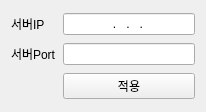
Before: the Qt Designer form serversetform.ui in kimbakcho/QCserver, drawn with Qt 5.
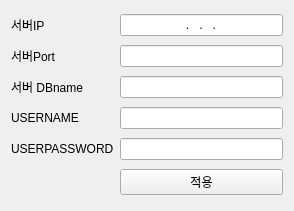
After: the same form once the commit is applied.

```diff
--- a/serversetform.ui
+++ b/serversetform.ui
@@ -6,14 +6,42 @@
    <rect>
     <x>0</x>
     <y>0</y>
-    <width>206</width>
-    <height>112</height>
+    <width>294</width>
+    <height>211</height>
    </rect>
   </property>
   <property name="windowTitle">
    <string>Form</string>
   </property>
   <layout class="QGridLayout" name="gridLayout">
+   <item row="2" column="1">
+    <widget class="QLineEdit" name="remotedbname">
+     <property name="alignment">
+      <set>Qt::AlignRight|Qt::AlignTrailing|Qt::AlignVCenter</set>
+     </property>
+    </widget>
+   </item>
+   <item row="3" column="1">
+    <widget class="QLineEdit" name="remoteserverusername">
+     <property name="alignment">
+      <set>Qt::AlignRight|Qt::AlignTrailing|Qt::AlignVCenter</set>
+     </property>
+    </widget>
+   </item>
+   <item row="3" column="0">
+    <widget class="QLabel" name="label_4">
+     <property name="text">
+      <string>USERNAME</string>
+     </property>
+    </widget>
+   </item>
+   <item row="2" column="0">
+    <widget class="QLabel" name="label_3">
+     <property name="text">
+      <string>서버 DBname</string>
+     </property>
+    </widget>
+   </item>
    <item row="1" column="0">
     <widget class="QLabel" name="label_2">
      <property name="text">
@@ -48,13 +76,30 @@
      </property>
     </widget>
    </item>
-   <item row="2" column="1">
+   <item row="5" column="1">
     <widget class="QPushButton" name="applybtn">
      <property name="text">
       <string>적용</string>
      </property>
     </widget>
    </item>
+   <item row="4" column="0">
+    <widget class="QLabel" name="label_5">
+     <property name="text">
+      <string>USERPASSWORD</string>
+     </property>
+    </widget>
+   </item>
+   <item row="4" column="1">
+    <widget class="QLineEdit" name="remoteserveruserpassword">
+     <property name="echoMode">
+      <enum>QLineEdit::Password</enum>
+     </property>
+     <property name="alignment">
+      <set>Qt::AlignRight|Qt::AlignTrailing|Qt::AlignVCenter</set>
+     </property>
+    </widget>
+   </item>
   </layout>
  </widget>
  <resources/>
```
